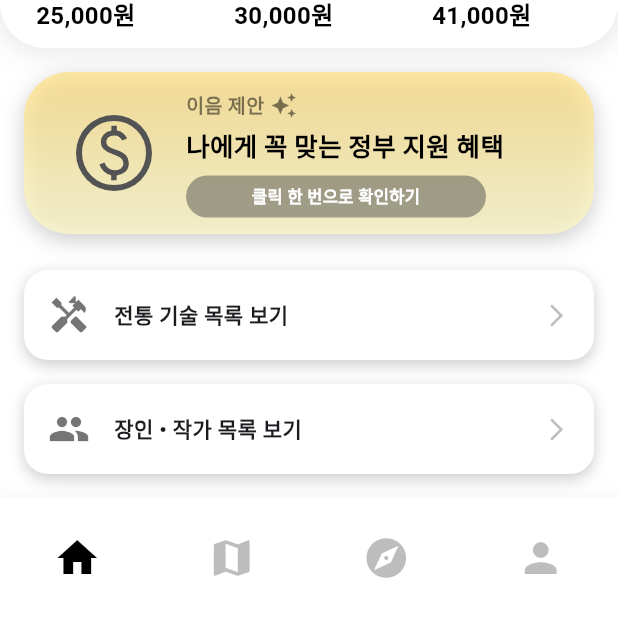
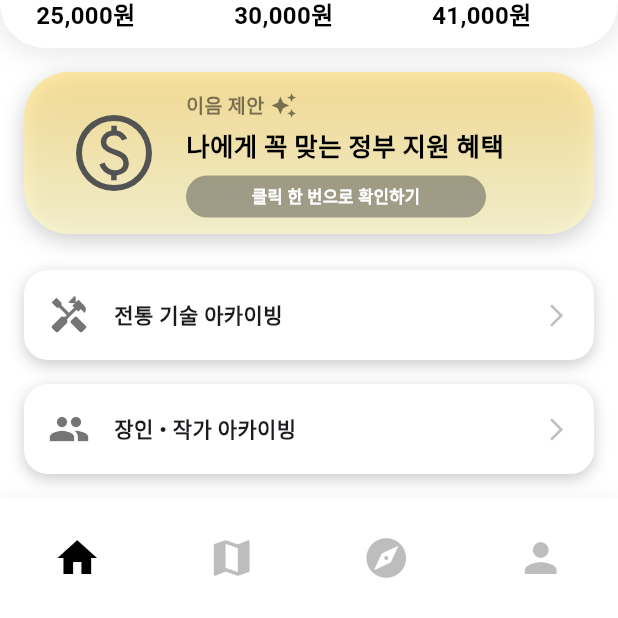
Before and after one commit to K-Hackathon-01z/eum-front, a Flutter app: the RootScreen screen opened by its route, scrolled down 62 dp, on a phone screen of 412 x 824 dp, the part 618-1236 px from its top. Run offline on Flutter 3.47's test engine with Material 3 defaults, Android fonts, the phone set to English and light mode, and no system bars; our stand-ins replace flutter_dotenv, flutter_svg, flutter_time_picker_spinner, image_picker, table_calendar; accounts and stored records are empty; network calls fail; Roboto replaces fonts that are missing (Inter).

Commit message:
chore: "아카이빙 네이밍으로 수정"

```diff
--- a/lib/screens/user/home/home.dart
+++ b/lib/screens/user/home/home.dart
@@ -376,14 +376,14 @@ class HomeScreen extends StatelessWidget {
               children: [
                 BannerButton(
                   icon: Icons.handyman,
-                  text: '전통 기술 목록 보기',
+                  text: '전통 기술 아카이빙',
                   onTap: () {
                     Navigator.pushNamed(context, '/skill-list');
                   },
                 ),
                 BannerButton(
                   icon: Icons.people,
-                  text: '장인 • 작가 목록 보기',
+                  text: '장인 • 작가 아카이빙',
                   onTap: () {
                     Navigator.pushNamed(context, '/creator-list');
                   },
```
